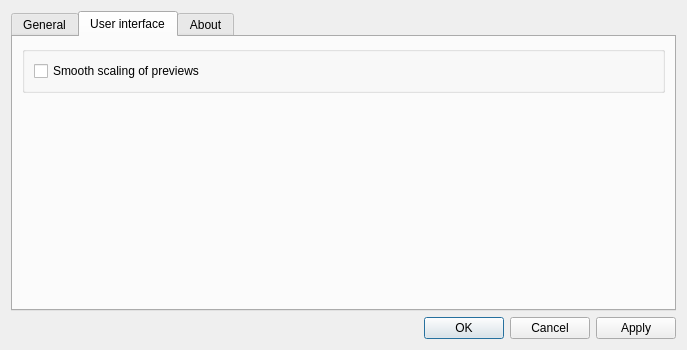
Qt form src/ui/settingsdialog.ui (Tasssadar/Lorris) before a commit.
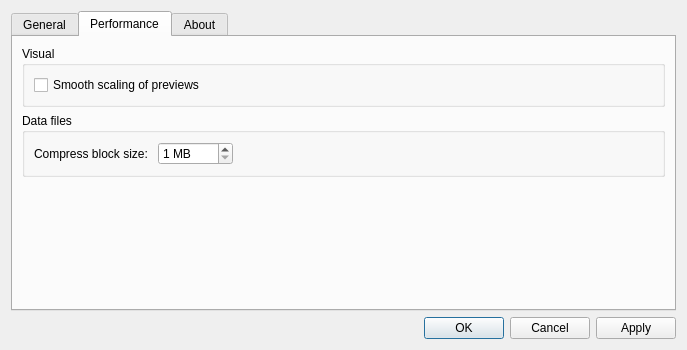
The same form after that commit. The open tabs and pages were chosen to show the change.

Patch:
```diff
--- a/src/ui/settingsdialog.ui
+++ b/src/ui/settingsdialog.ui
@@ -333,13 +333,13 @@
      </widget>
      <widget class="QWidget" name="tab_3">
       <attribute name="title">
-       <string>User interface</string>
+       <string>Performance</string>
       </attribute>
       <layout class="QVBoxLayout" name="verticalLayout_7">
        <item>
         <widget class="QGroupBox" name="groupBox_5">
          <property name="title">
-          <string/>
+          <string>Visual</string>
          </property>
          <layout class="QVBoxLayout" name="verticalLayout_8">
           <item>
@@ -355,6 +355,58 @@
          </layout>
         </widget>
        </item>
+       <item>
+        <widget class="QGroupBox" name="groupBox_6">
+         <property name="title">
+          <string>Data files</string>
+         </property>
+         <layout class="QVBoxLayout" name="verticalLayout_9">
+          <item>
+           <layout class="QHBoxLayout" name="horizontalLayout_6">
+            <item>
+             <widget class="QLabel" name="label_8">
+              <property name="toolTip">
+               <string>When saving compressed data files, data will be split to X mb blocks so that compression uses less memory.</string>
+              </property>
+              <property name="text">
+               <string>Compress block size: </string>
+              </property>
+             </widget>
+            </item>
+            <item>
+             <widget class="QSpinBox" name="cmprBlock">
+              <property name="toolTip">
+               <string>When saving compressed data files, data will be split to X mb blocks so that compression uses less memory.</string>
+              </property>
+              <property name="suffix">
+               <string> MB</string>
+              </property>
+              <property name="minimum">
+               <number>1</number>
+              </property>
+              <property name="maximum">
+               <number>2048</number>
+              </property>
+             </widget>
+            </item>
+            <item>
+             <spacer name="horizontalSpacer_7">
+              <property name="orientation">
+               <enum>Qt::Horizontal</enum>
+              </property>
+              <property name="sizeHint" stdset="0">
+               <size>
+                <width>40</width>
+                <height>20</height>
+               </size>
+              </property>
+             </spacer>
+            </item>
+           </layout>
+          </item>
+         </layout>
+        </widget>
+       </item>
        <item>
         <spacer name="verticalSpacer_11">
          <property name="orientation">
```
Left out of the diff: 2 changed lines with no effect on the pictures.
